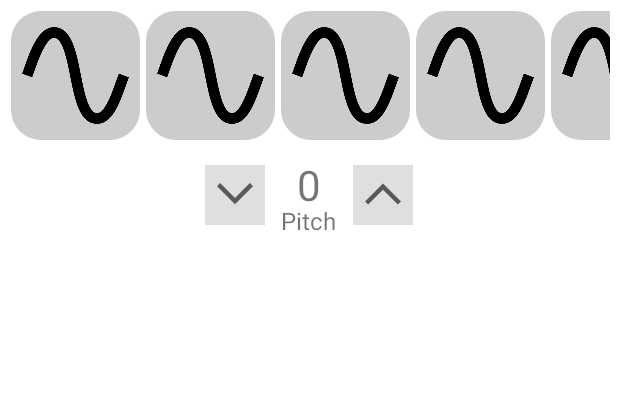
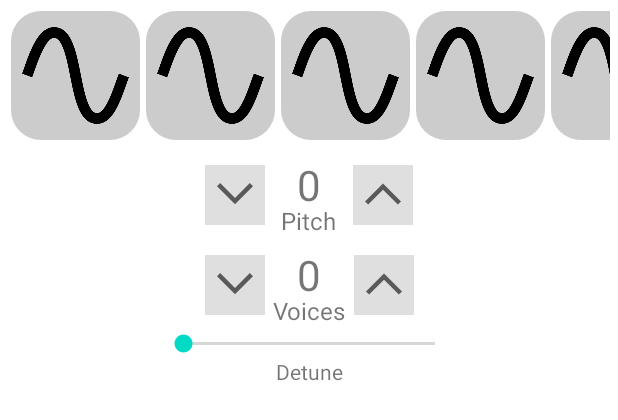
Before and after one commit to crylent/android-midilib, an Android app: the layout fragment_oscillator.xml on its own in the app's theme, with its tools: preview values and no code run, on a phone screen of 412 x 824 dp. Shown: the top 420 px of the screen. Run offline under Robolectric (Android 15) with nearby library versions, the phone set to English and light mode, and no system bars.

Commit message:
Demo app update: custom oscillator, detune

```diff
--- a/app/src/main/java/com/crylent/midiapp/MainActivity.kt
+++ b/app/src/main/java/com/crylent/midiapp/MainActivity.kt
@@ -2,7 +2,6 @@ package com.crylent.midiapp
 
 import android.os.Bundle
 import android.widget.Button
-import android.widget.ImageButton
 import androidx.activity.enableEdgeToEdge
 import androidx.appcompat.app.AppCompatActivity
 import androidx.core.view.ViewCompat
@@ -14,6 +13,8 @@ import com.google.android.material.switchmaterial.SwitchMaterial
 class MainActivity : AppCompatActivity() {
     override fun onCreate(savedInstanceState: Bundle?) {
         super.onCreate(savedInstanceState)
+        Midi.start(applicationContext)
+
         enableEdgeToEdge()
         setContentView(R.layout.activity_main)
         ViewCompat.setOnApplyWindowInsetsListener(findViewById(R.id.main)) { v, insets ->
@@ -34,7 +35,7 @@ class MainActivity : AppCompatActivity() {
 
         findViewById<SwitchMaterial>(R.id.filterSwitch).apply {
             setOnCheckedChangeListener { _, checked ->
-                Midi.filter.setEnabled(checked)
+                Midi.filter.enabled = checked
             }
         }
     }
--- a/app/src/main/java/com/crylent/midiapp/MixerAdapter.kt
+++ b/app/src/main/java/com/crylent/midiapp/MixerAdapter.kt
@@ -17,7 +17,7 @@ class MixerAdapter: RecyclerView.Adapter<MixerAdapter.Holder>() {
                 button.setImageResource(ShapesDrawable[value?.shape]!!)
             }
 
-        val button = itemView.findViewById<ImageButton>(R.id.shape).apply {
+        val button: ImageButton = itemView.findViewById<ImageButton>(R.id.shape).apply {
             setOnClickListener {
                 OscillatorFragment.newInstance(adapterPosition).show(
                     (itemView.context as FragmentActivity).supportFragmentManager.beginTransaction(),
--- a/app/src/main/java/com/crylent/midiapp/ShapesAdapter.kt
+++ b/app/src/main/java/com/crylent/midiapp/ShapesAdapter.kt
@@ -28,6 +28,9 @@ class ShapesAdapter(
                 }
                 it.isSelected = true
                 adapter.oscillator.shape = shape!!
+                if (shape == Oscillator.Shape.CUSTOM) {
+                    adapter.oscillator.loadSample(adapter.mainActivity, Midi.ORGAN_SAMPLE)
+                }
 
                 mixerAdapter.setShape(adapter.oscIndex, shape!!)
             }
--- a/app/src/main/java/com/crylent/midiapp/ShapesDrawable.kt
+++ b/app/src/main/java/com/crylent/midiapp/ShapesDrawable.kt
@@ -9,6 +9,7 @@ object ShapesDrawable: LinkedHashMap<Oscillator.Shape, Int>() {
         put(Oscillator.Shape.SQUARE, R.drawable.square)
         put(Oscillator.Shape.SAW, R.drawable.saw)
         put(Oscillator.Shape.REVERSE_SAW, R.drawable.reverse_saw)
+        put(Oscillator.Shape.CUSTOM, R.drawable.custom)
     }
 
     private fun readResolve(): Any = ShapesDrawable
--- a/app/src/main/res/layout/fragment_oscillator.xml
+++ b/app/src/main/res/layout/fragment_oscillator.xml
@@ -31,4 +31,34 @@
         app:max="60"
         app:min="-60" />
 
+    <com.crylent.midiapp.NumberPicker
+        android:id="@+id/unisonVoices"
+        android:layout_width="wrap_content"
+        android:layout_height="wrap_content"
+        android:layout_gravity="center_vertical"
+        android:layout_marginHorizontal="5dp"
+        app:labelText="@string/voices"
+        app:layout_constraintEnd_toEndOf="parent"
+        app:layout_constraintStart_toStartOf="parent"
+        app:layout_constraintTop_toBottomOf="@+id/pitch"
+        app:max="60"
+        app:min="-60" />
+
+    <SeekBar
+        android:id="@+id/detune"
+        android:layout_width="200dp"
+        android:layout_height="wrap_content"
+        app:layout_constraintEnd_toEndOf="parent"
+        app:layout_constraintStart_toStartOf="parent"
+        app:layout_constraintTop_toBottomOf="@+id/unisonVoices" />
+
+    <TextView
+        android:layout_width="wrap_content"
+        android:layout_height="wrap_content"
+        app:layout_constraintEnd_toEndOf="parent"
+        app:layout_constraintStart_toStartOf="parent"
+        app:layout_constraintTop_toBottomOf="@+id/detune"
+        android:paddingBottom="10dp"
+        android:text="@string/detune" />
+
 </androidx.constraintlayout.widget.ConstraintLayout>
--- a/app/src/main/res/values/strings.xml
+++ b/app/src/main/res/values/strings.xml
@@ -3,4 +3,6 @@
     <string name="play">Play</string>
     <string name="hello_blank_fragment">Hello blank fragment</string>
     <string name="pitch">Pitch</string>
+    <string name="detune">Detune</string>
+    <string name="voices">Voices</string>
 </resources>
```
Also changed, not shown: app/src/main/java/com/crylent/midiapp/Midi.kt (+14 -5 lines), app/src/main/java/com/crylent/midiapp/OscillatorFragment.kt (+43 -1 lines), app/src/main/res/drawable/custom.png (added), 1 other file.
